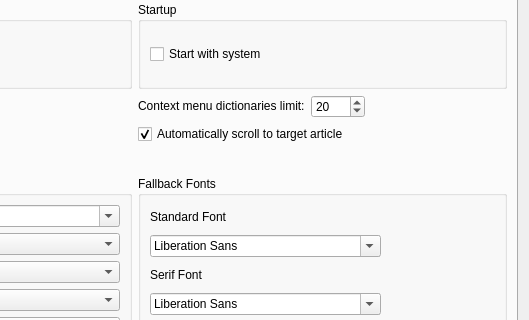
Above: src/ui/preferences.ui from xiaoyifang/goldendict-ng before the change; both pictures show x 259 to 788 and y 137 to 457 of the 788 by 730 pixel window. Below: the same form after it.
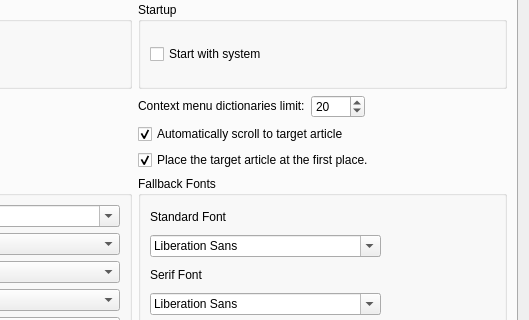
That is the form after the change. Icons and pictures are not drawn. Custom widgets are drawn as their Qt base class.

Commit message: opt: add option about

```diff
--- a/src/ui/preferences.ui
+++ b/src/ui/preferences.ui
@@ -169,6 +169,16 @@
          </property>
         </widget>
        </item>
+       <item row="4" column="1">
+        <widget class="QCheckBox" name="targetArticleAtFirst">
+         <property name="text">
+          <string>Place the target article at the first place.</string>
+         </property>
+         <property name="checked">
+          <bool>true</bool>
+         </property>
+        </widget>
+       </item>
        <item row="1" column="0">
         <widget class="QGroupBox" name="enableTrayIcon">
          <property name="toolTip">
```
